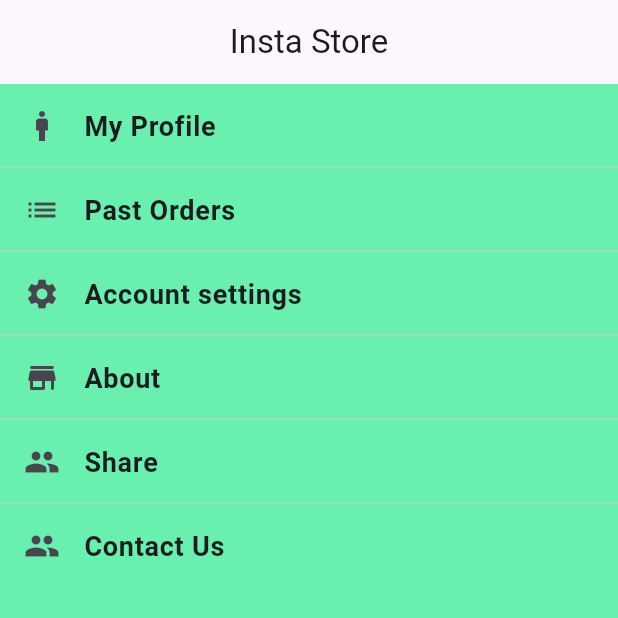
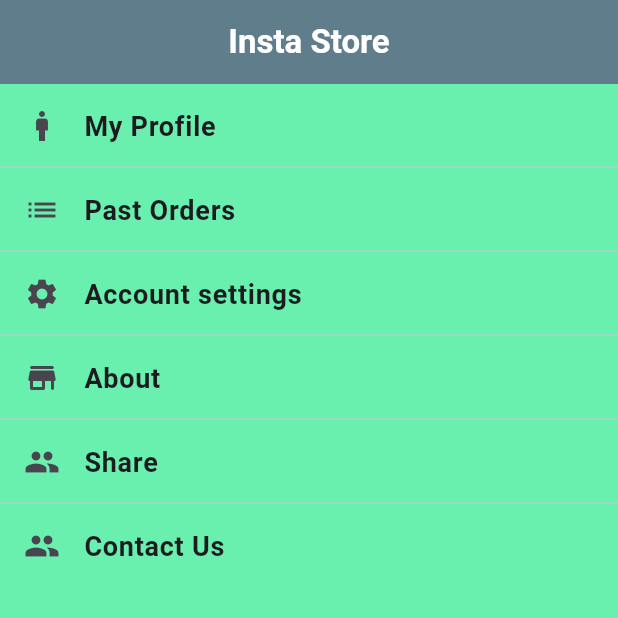
Before and after one commit to VicAy007/apprentissage_flutter_app, a Flutter app: the screen it shows after launch, on a phone screen of 412 x 824 dp, the top half of it. Run offline on Flutter 3.47's test engine with Material 3 defaults, Android fonts, the phone set to English and light mode, and no system bars; our stand-ins replace material_ui.

Commit message:
Ajout du fichier list_tile_page_2.dart

```diff
--- a/lib/screens/list_tile_page_2.dart
+++ b/lib/screens/list_tile_page_2.dart
@@ -7,7 +7,14 @@ class ListTilePage2 extends StatelessWidget {
   Widget build(BuildContext context) {
     return Scaffold(
       backgroundColor: Colors.greenAccent,
-      appBar: AppBar(centerTitle: true, title: Text('Insta Store')),
+      appBar: AppBar(
+        backgroundColor: Colors.blueGrey,
+        centerTitle: true,
+        title: Text(
+          'Insta Store',
+          style: TextStyle(fontWeight: FontWeight.bold, color: Colors.white),
+        ),
+      ),
       body: ListView(
         children: ListTile.divideTiles(
           context: context,
@@ -16,7 +23,7 @@ class ListTilePage2 extends StatelessWidget {
               leading: Icon(Icons.man),
               title: Text(
                 'My Profile',
-                style: TextStyle(fontSize: 18, fontWeight: FontWeight.bold),
+                style: TextStyle(fontWeight: FontWeight.bold, fontSize: 18),
               ),
             ),
             ListTile(
```
